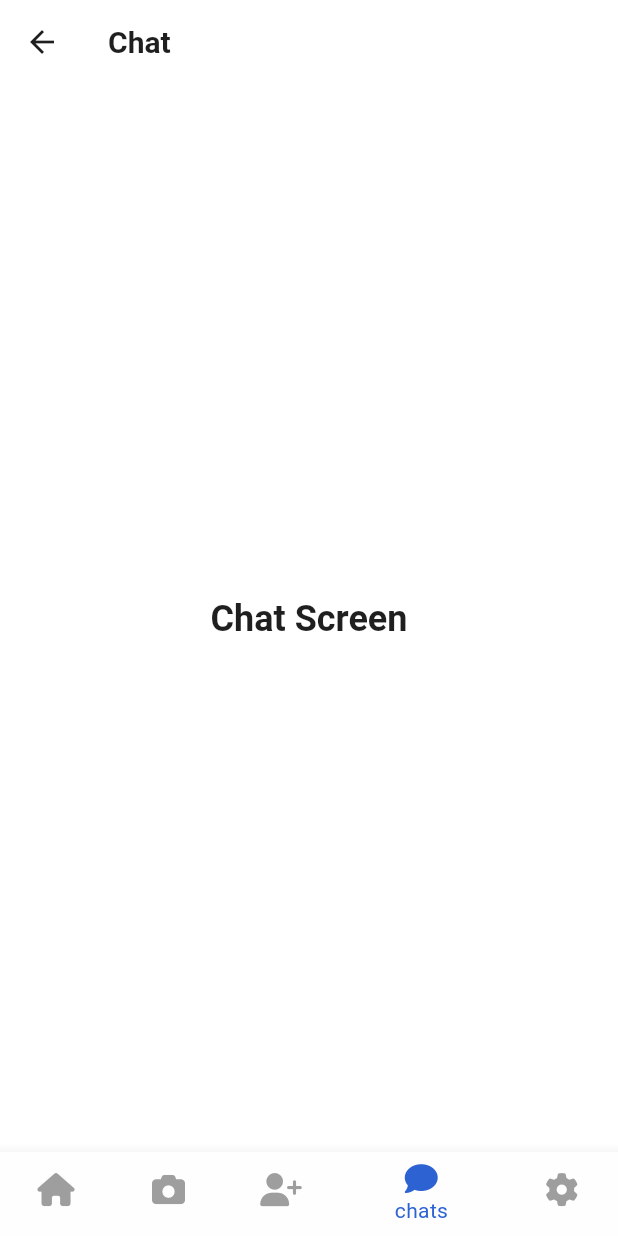
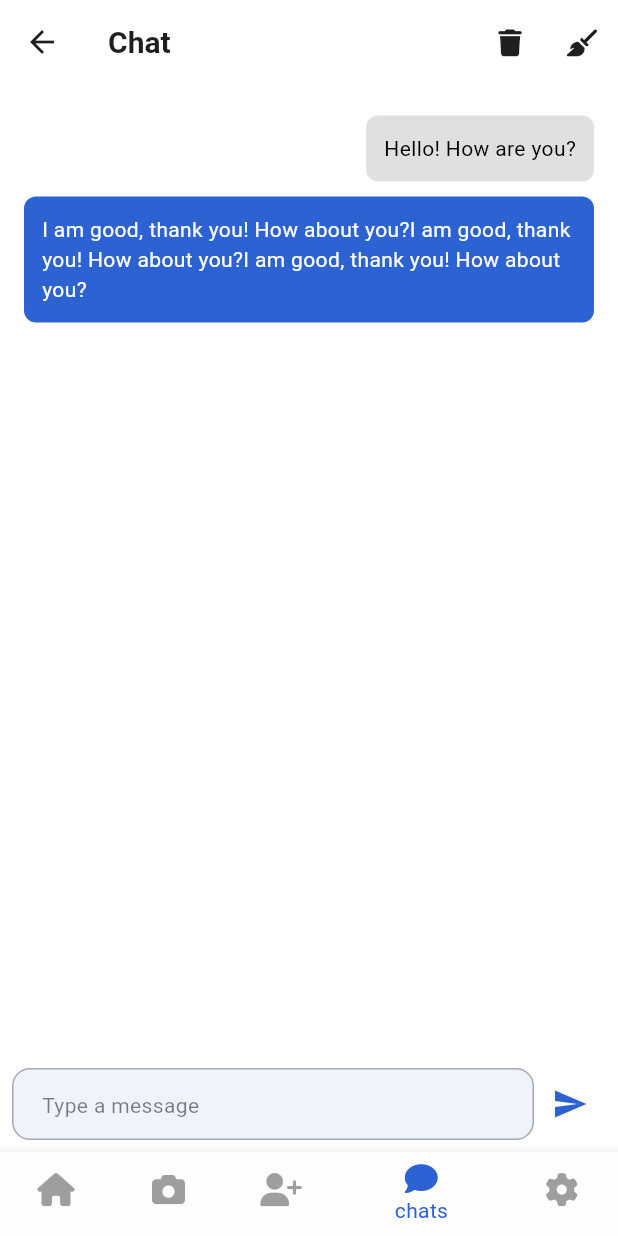
Before and after one commit to moshika38/Flutter-Social-Media-App, a Flutter app: the ChatScreen screen opened by its route, after a tap on an icon or button, on a phone screen of 412 x 824 dp. Run offline on Flutter 3.47's test engine with Material 3 defaults, Android fonts, the phone set to English and light mode, and no system bars; our stand-ins replace font_awesome_flutter, go_router.

Commit message:
add chat page

```diff
--- a/lib/pages/chat_page.dart
+++ b/lib/pages/chat_page.dart
@@ -1,4 +1,5 @@
 import 'package:flutter/material.dart';
+import 'package:font_awesome_flutter/font_awesome_flutter.dart';
 
 class ChatPage extends StatelessWidget {
   const ChatPage({super.key});
@@ -8,12 +9,128 @@ class ChatPage extends StatelessWidget {
     return Scaffold(
       appBar: AppBar(
         title: const Text('Chat'),
+        actions: [
+          IconButton(
+            icon: const FaIcon(FontAwesomeIcons.trash, size: 18.0),
+            onPressed: () {
+              // Implement delete chat functionality
+            },
+          ),
+          IconButton(
+            icon: const FaIcon(FontAwesomeIcons.broom, size: 18.0),
+            onPressed: () {
+              // Implement clear chat functionality
+            },
+          ),
+        ],
       ),
-      body: Center(
-        child: Text(
-          'Chat Screen',
-          style: Theme.of(context).textTheme.headlineMedium,
-        ),
+      body: Column(
+        children: [
+          Expanded(
+            child: ListView(
+              padding: const EdgeInsets.all(16.0),
+              children: [
+                // Example message from the user
+                Padding(
+                  padding: const EdgeInsets.symmetric(vertical: 5.0),
+                  child: Align(
+                    alignment: Alignment.centerRight,
+                    child: Container(
+                      padding: const EdgeInsets.all(12.0),
+                      decoration: BoxDecoration(
+                        color:
+                            Colors.grey[300], // Changed to a relevant ash color
+                        borderRadius: BorderRadius.circular(8.0),
+                      ),
+                      child: Text(
+                        'Hello! How are you?',
+                        style: Theme.of(context).textTheme.bodyMedium?.copyWith(
+                              color: Colors.black,
+                            ),
+                      ),
+                    ),
+                  ),
+                ),
+
+                // Example message from the other user
+                Padding(
+                  padding: const EdgeInsets.symmetric(vertical: 5.0),
+                  child: Align(
+                    alignment: Alignment.centerLeft,
+                    child: Container(
+                      padding: const EdgeInsets.all(12.0),
+                      decoration: BoxDecoration(
+                        color: Theme.of(context).colorScheme.surface,
+                        borderRadius: BorderRadius.circular(8.0),
+                      ),
+                      child: Text(
+                        'I am good, thank you! How about you?I am good, thank you! How about you?I am good, thank you! How about you?',
+                        style: Theme.of(context).textTheme.bodyMedium?.copyWith(
+                              color: Colors.white,
+                            ),
+                      ),
+                    ),
+                  ),
+                ),
+              ],
+            ),
+          ),
+          Padding(
+            padding: const EdgeInsets.all(8.0),
+            child: Row(
+              children: [
+                Expanded(
+                  child: Container(
+                    decoration: BoxDecoration(
+                      color: Theme.of(context)
+                          .colorScheme
+                          .surface
+                          .withOpacity(0.08),
+                      borderRadius: BorderRadius.circular(12),
+                    ),
+                    child: TextField(
+                      decoration: InputDecoration(
+                        hintText: 'Type a message',
+                        hintStyle:
+                            Theme.of(context).textTheme.bodyMedium?.copyWith(
+                                  color: Theme.of(context)
+                                      .colorScheme
+                                      .onSurface
+                                      .withOpacity(0.5),
+                                ),
+                        enabledBorder: OutlineInputBorder(
+                          borderRadius: BorderRadius.circular(12),
+                          borderSide: BorderSide(
+                            color: Theme.of(context)
+                                .colorScheme
+                                .outline
+                                .withOpacity(0.3),
+                          ),
+                        ),
+                        focusedBorder: OutlineInputBorder(
+                          borderRadius: BorderRadius.circular(12),
+                          borderSide: BorderSide(
+                            color: Theme.of(context).colorScheme.primary,
+                            width: 1.5,
+                          ),
+                        ),
+                        contentPadding: const EdgeInsets.symmetric(
+                            horizontal: 16, vertical: 12),
+                      ),
+                    ),
+                  ),
+                ),
+                IconButton(
+                  icon: const Icon(Icons.send),
+                  color: Theme.of(context).colorScheme.surface,
+                  onPressed: () {
+                    // Implement send message functionality
+                  },
+                ),
+              ],
+            ),
+          ),
+        ],
       ),
     );
   }
--- a/lib/screen/app_level/settings_screen.dart
+++ b/lib/screen/app_level/settings_screen.dart
@@ -92,7 +92,7 @@ class SettingsScreen extends StatelessWidget {
                       color: Theme.of(context).colorScheme.onPrimary,
                     ),
                     title: const Text('Switch to Light Mode'),
-                    trailing: SizedBox.shrink(),
+                    trailing: const SizedBox.shrink(),
                   ),
                 ],
               ),
--- a/lib/widget/chat_user_cart.dart
+++ b/lib/widget/chat_user_cart.dart
@@ -29,7 +29,7 @@ class ChatUserCart extends StatelessWidget {
           leading: Stack(
             children: [
               CircleAvatar(
-                backgroundImage: Image.asset("$imageUrl").image,
+                backgroundImage: Image.asset(imageUrl).image,
                 radius: 30,
               ),
               Positioned(
@@ -88,7 +88,7 @@ class ChatUserCart extends StatelessWidget {
                   ),
                   child: Text(
                     numMassage.toString(),
-                    style: TextStyle(
+                    style: const TextStyle(
                       color: Colors.white,
                       fontSize: 12,
                       fontWeight: FontWeight.bold,
```
